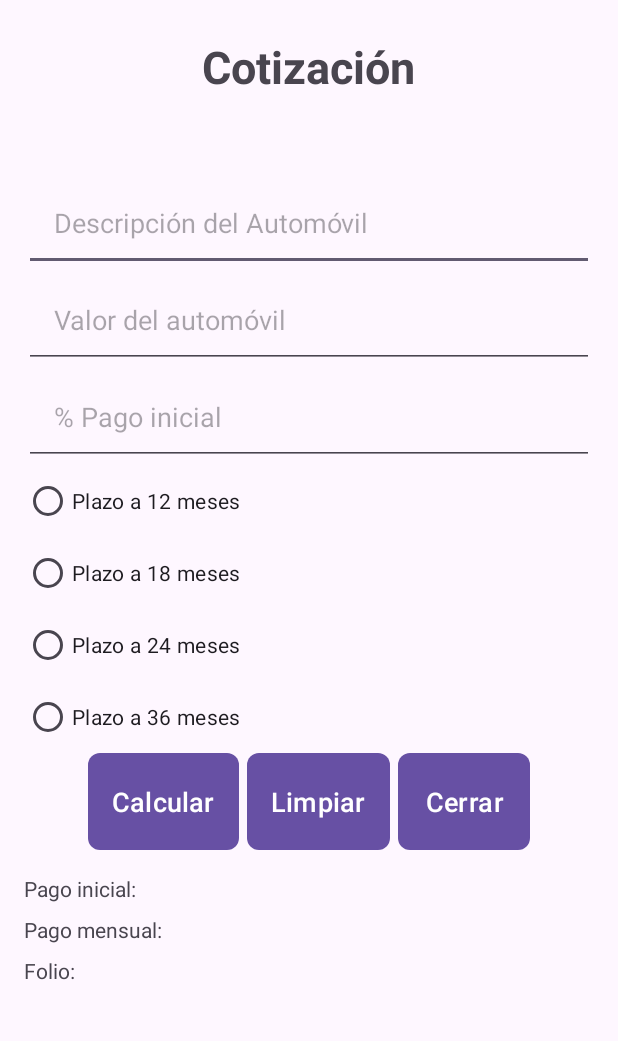
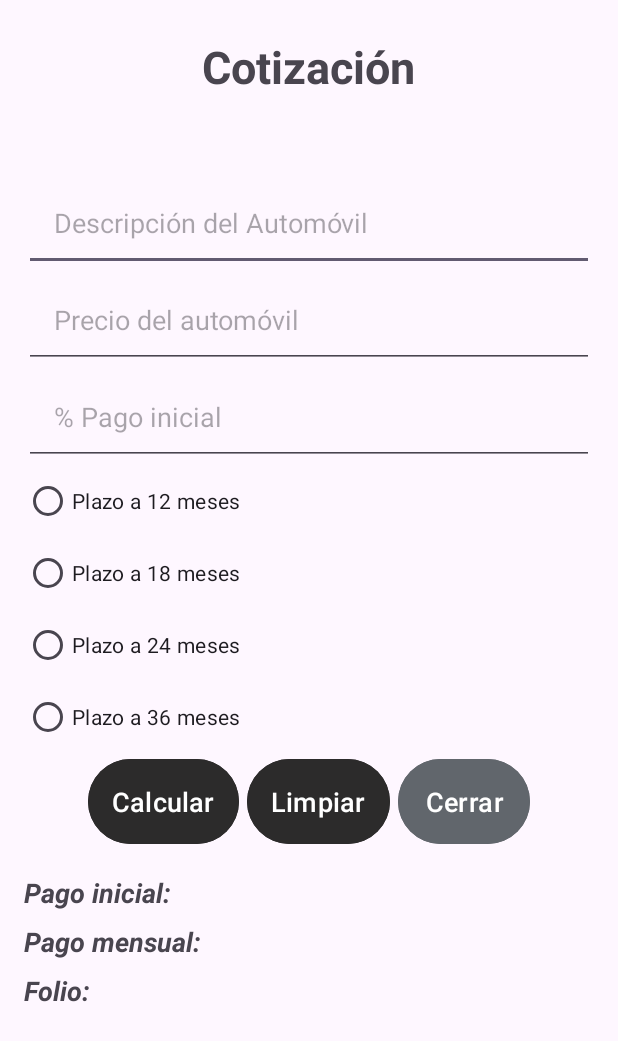
Before and after one commit to JonReyesDev/AppMovil1C1-9noCuatri, an Android app: the CotizacionActivity screen opened directly, with no data from a screen before it, on a phone screen of 412 x 824 dp. Shown: the top 1041 px of the screen. Run offline under Robolectric (Android 15) with nearby library versions, the phone set to English and light mode, and no system bars.

Commit message:
Se agregaron unos detalles

```diff
--- a/app/src/main/res/layout/activity_cotizacion.xml
+++ b/app/src/main/res/layout/activity_cotizacion.xml
@@ -7,8 +7,6 @@
     android:layout_height="match_parent"
     tools:context=".CotizacionActivity">
     <LinearLayout
-        xmlns:android="http://schemas.android.com/apk/res/android"
-        xmlns:tools="http://schemas.android.com/tools"
         android:layout_width="match_parent"
         android:layout_height="match_parent"
         android:orientation="vertical"
@@ -28,7 +26,7 @@
             android:layout_height="wrap_content"
             android:text="Cliente Nombre"
             android:textSize="20sp"
-            android:textStyle="bold"
+            android:textStyle="italic"
             android:layout_gravity="center"
             android:padding="8dp"
             android:id="@+id/txtNombreCliente"/>
@@ -45,7 +43,7 @@
             android:layout_width="match_parent"
             android:layout_height="wrap_content"
             android:padding="20dp"
-            android:hint="Valor del automóvil"
+            android:hint="Precio del automóvil"
             android:inputType="numberDecimal"/>
 
         <EditText
@@ -98,36 +96,38 @@
                 android:layout_width="wrap_content"
                 android:layout_height="wrap_content"
                 android:layout_centerInParent="true"
-                android:background="@drawable/button_background"
+                android:layout_marginRight="5dp"
+                android:backgroundTint="#2C2B2B"
+                android:elevation="4dp"
                 android:padding="16dp"
                 android:text="Calcular"
                 android:textColor="@android:color/white"
-                android:textSize="18sp"
-                android:elevation="4dp"
-                android:layout_marginRight="5dp"/>
+                android:textSize="18sp" />
+
             <Button
                 android:id="@+id/btnLimpiar"
                 android:layout_width="wrap_content"
                 android:layout_height="wrap_content"
                 android:layout_centerInParent="true"
-                android:background="@drawable/button_background"
+                android:layout_marginRight="5dp"
+                android:backgroundTint="#2C2B2B"
+                android:elevation="4dp"
                 android:padding="16dp"
                 android:text="Limpiar"
                 android:textColor="@android:color/white"
-                android:textSize="18sp"
-                android:elevation="4dp"
-                android:layout_marginRight="5dp"/>
+                android:textSize="18sp" />
+
             <Button
                 android:id="@+id/btnCerrar"
                 android:layout_width="wrap_content"
                 android:layout_height="wrap_content"
                 android:layout_centerInParent="true"
-                android:background="@drawable/button_background"
+                android:backgroundTint="#61666C"
+                android:elevation="4dp"
                 android:padding="16dp"
                 android:text="Cerrar"
                 android:textColor="@android:color/white"
-                android:textSize="18sp"
-                android:elevation="4dp"/>
+                android:textSize="18sp" />
         </LinearLayout>
 
         <TextView
@@ -135,6 +135,8 @@
             android:layout_width="wrap_content"
             android:layout_height="wrap_content"
             android:text="Pago inicial: "
+            android:textSize="18dp"
+            android:textStyle="bold|italic"
             android:layout_marginTop="16dp"/>
 
         <TextView
@@ -142,12 +144,16 @@
             android:layout_width="wrap_content"
             android:layout_height="wrap_content"
             android:text="Pago mensual: "
+            android:textSize="18dp"
+            android:textStyle="bold|italic"
             android:layout_marginTop="8dp"/>
         <TextView
             android:id="@+id/folioTextView"
             android:layout_width="wrap_content"
             android:layout_height="wrap_content"
             android:text="Folio: "
+            android:textSize="18dp"
+            android:textStyle="bold|italic"
             android:layout_marginTop="8dp"/>
     </LinearLayout>
 
--- a/app/src/main/res/layout/activity_main_cotizacion.xml
+++ b/app/src/main/res/layout/activity_main_cotizacion.xml
@@ -31,7 +31,8 @@
         <TextView
             android:layout_width="wrap_content"
             android:layout_height="wrap_content"
-            android:text="Ford México\nAv. del Mar 1200"
+            android:text="Toyota México\n Rafael Buelna 2100"
+            android:textStyle="italic"
             android:textAlignment="center"
             android:textSize="18sp"
             android:layout_gravity="center"
@@ -48,8 +49,9 @@
             android:id="@+id/quoteButton"
             android:layout_width="match_parent"
             android:layout_height="wrap_content"
-            android:text="IR A COTIZACIÓN"
-            android:layout_marginTop="16dp"/>
+            android:layout_marginTop="16dp"
+            android:backgroundTint="#2C2B2B"
+            android:text="IR A COTIZACIÓN" />
 
         <Button
             android:id="@+id/btnCerrar"
```
